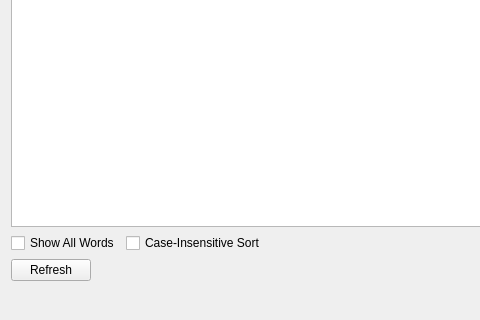
Qt form src/Form_Files/SpellcheckEditor.ui (Sigil-Ebook/Sigil) before a commit; both pictures show x 0 to 480 and y 280 to 600 of the 800 by 600 pixel window.
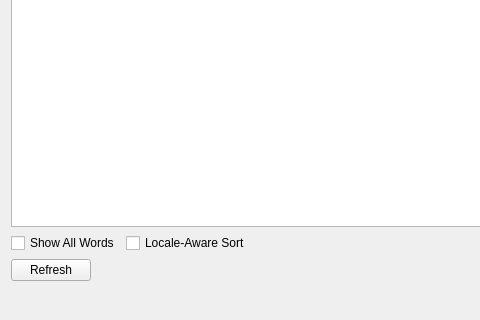
The same form after that commit.

Commit message: make Spellcheck Editor use a LocaleAware sort to replace CaseInsensitive option

```diff
--- a/src/Form_Files/SpellcheckEditor.ui
+++ b/src/Form_Files/SpellcheckEditor.ui
@@ -188,7 +188,7 @@
         <string>Sort words as AaBbCc instead of ABCabc.</string>
        </property>
        <property name="text">
-        <string>Case-Insensitive Sort</string>
+        <string>Locale-Aware Sort</string>
        </property>
       </widget>
      </item>
```
Left out of the diff: 4 changed lines with no effect on the pictures. The commit also changes 4 other files.
